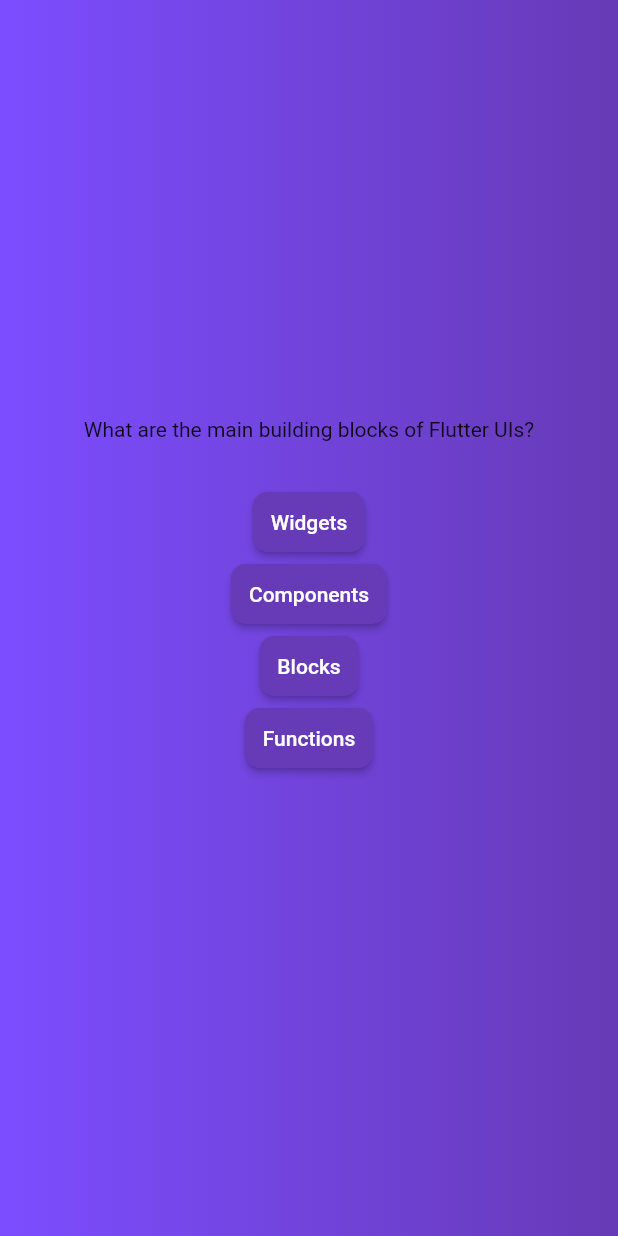
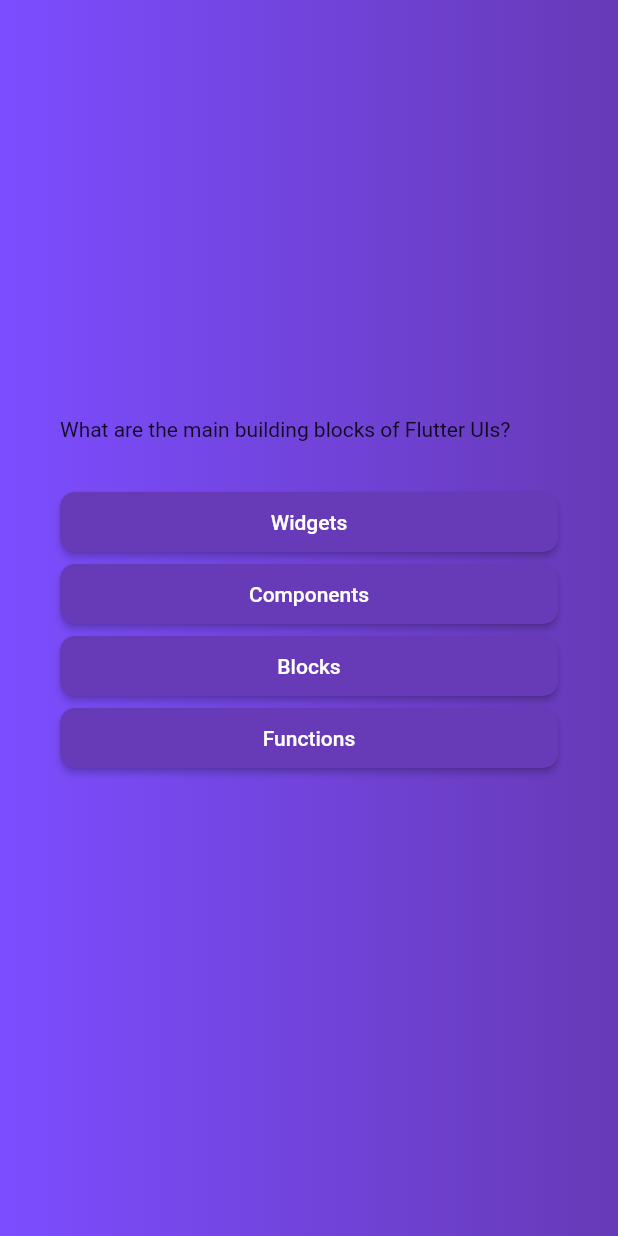
Before and after one commit to RAHUL573769/QuizAppFlutter, a Flutter app: the screen it shows after launch, after a tap on "Start Quiz", on a phone screen of 412 x 824 dp. Run offline on Flutter 3.47's test engine with Material 2 defaults, Android fonts, the phone set to English and light mode, and no system bars.

Commit message:
questions commit

```diff
--- a/lib/models/question_answers.dart
+++ b/lib/models/question_answers.dart
@@ -2,4 +2,9 @@ class QuizQuestion {
   const QuizQuestion(this.text, this.answers);
   final String text;
   final List<String> answers;
+  List<String> getShuffledAnswers() {
+    final shuffledList = List.of(answers);
+    shuffledList.shuffle();
+    return shuffledList;
+  }
 }
--- a/lib/questions.dart
+++ b/lib/questions.dart
@@ -11,27 +11,40 @@ class Questions extends StatefulWidget {
 }
 
 class _QuestionsState extends State<Questions> {
+  var currentQuestionIndex = 0;
+  void answerQuestions() {
+    setState(() {
+      currentQuestionIndex++;
+    });
+  }
+
   @override
   Widget build(BuildContext context) {
-    final currentQuestions = questions[0];
+    final currentQuestions = questions[currentQuestionIndex];
     return SizedBox(
       width: double.infinity,
+      child: Container(
+        margin: EdgeInsets.all(40),
         child: Column(
           mainAxisAlignment: MainAxisAlignment.center,
+          crossAxisAlignment: CrossAxisAlignment.stretch,
           children: [
             Text(currentQuestions.text),
             const SizedBox(
               height: 30,
             ),
-          AnswerButton(answerText: currentQuestions.answers[0], onTap: () {}),
-          AnswerButton(answerText: currentQuestions.answers[1], onTap: () {}),
-          AnswerButton(answerText: currentQuestions.answers[2], onTap: () {}),
-          AnswerButton(answerText: currentQuestions.answers[3], onTap: () {}),
+            ...currentQuestions.answers
+                // .getShuffledAnswers()
+                .map((answer) => AnswerButton(
+                      answerText: answer,
+                      onTap: answerQuestions,
+                    )),
             const SizedBox(
               height: 30,
             ),
           ],
         ),
+      ),
     );
   }
 }
```
Lines whose indentation alone changed are shown as unchanged.
